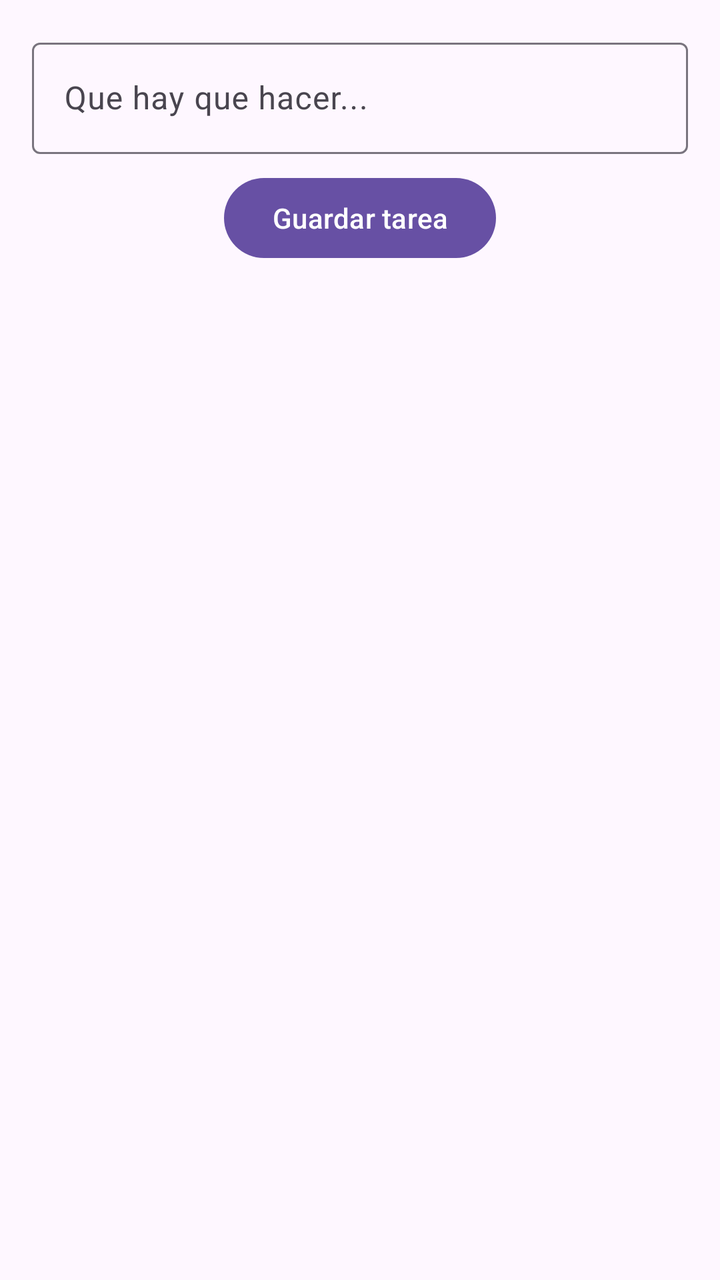
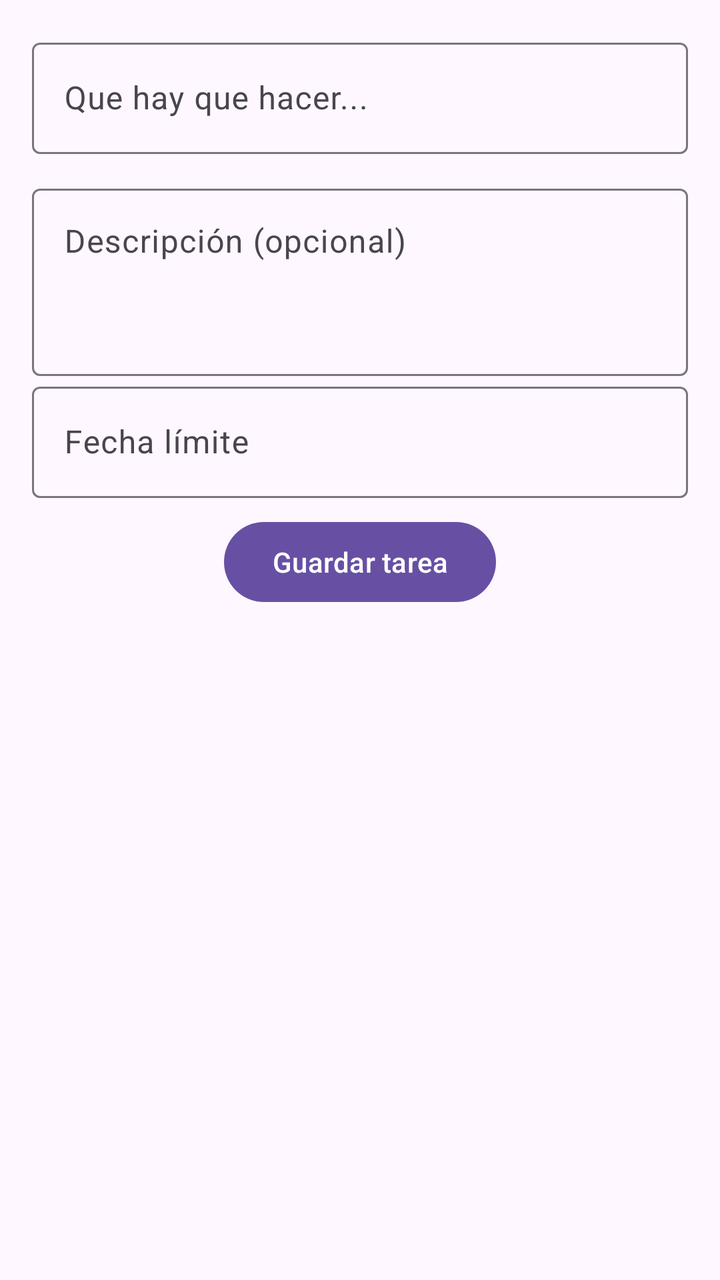

Compare the two renders of this Android layout. The source of the first and the diff that turns it into the second are given below.
<!-- AndroidManifest.xml: application theme Theme.TaskList -->
<!-- res/layout/activity_task_detail.xml -->
<?xml version="1.0" encoding="utf-8"?>
<androidx.constraintlayout.widget.ConstraintLayout xmlns:android="http://schemas.android.com/apk/res/android"
    xmlns:app="http://schemas.android.com/apk/res-auto"
    xmlns:tools="http://schemas.android.com/tools"
    android:id="@+id/main"
    android:layout_width="match_parent"
    android:layout_height="match_parent"
    tools:context=".activities.TaskDetailActivity">

    <LinearLayout
        android:layout_width="match_parent"
        android:layout_height="match_parent"
        android:orientation="vertical"
        android:padding="16dp">

    <com.google.android.material.textfield.TextInputLayout
        android:id="@+id/titleTextField"
        android:layout_width="match_parent"
        android:layout_height="wrap_content"
        android:hint="Que hay que hacer...">

        <com.google.android.material.textfield.TextInputEditText
            android:layout_width="match_parent"
            android:layout_height="wrap_content"
            />
    </com.google.android.material.textfield.TextInputLayout>

        <Button
            android:id="@+id/saveButton"
            android:layout_width="wrap_content"
            android:layout_height="wrap_content"
            android:text="Guardar tarea"
            android:layout_gravity="center_horizontal"
            android:layout_marginTop="8dp"/>

    </LinearLayout>

</androidx.constraintlayout.widget.ConstraintLayout>
<!-- resources referenced by this layout -->
<resources>
  <style name="Theme.TaskList" parent="Base.Theme.TaskList" />
  <style name="Base.Theme.TaskList" parent="Theme.Material3.DayNight">
          
          
      </style>
</resources>

<!-- the commit's change to res/layout/activity_task_detail.xml (unified diff, before → after) -->
@@ -24,6 +24,38 @@
             android:layout_height="wrap_content"
             />
     </com.google.android.material.textfield.TextInputLayout>
+        <Space
+            android:layout_width="match_parent"
+            android:layout_height="12dp"/>
+
+        <com.google.android.material.textfield.TextInputLayout
+            android:id="@+id/descriptionTextField"
+            android:layout_width="match_parent"
+            android:layout_height="wrap_content"
+            android:hint="Descripción (opcional)">
+
+            <com.google.android.material.textfield.TextInputEditText
+                android:layout_width="match_parent"
+                android:layout_height="wrap_content"
+                android:maxLines="5"
+                android:lines="3"
+                android:gravity="top|start"
+                android:inputType="textMultiLine|textCapSentences"/>
+
+        </com.google.android.material.textfield.TextInputLayout>
+        <com.google.android.material.textfield.TextInputLayout
+            android:id="@+id/dateTextField"
+            android:layout_width="match_parent"
+            android:layout_height="wrap_content"
+            android:hint="Fecha límite">
+
+            <com.google.android.material.textfield.TextInputEditText
+                android:layout_width="match_parent"
+                android:layout_height="wrap_content"
+                android:clickable="true"
+                android:inputType="none"/>
+
+        </com.google.android.material.textfield.TextInputLayout>
 
         <Button
             android:id="@+id/saveButton"
